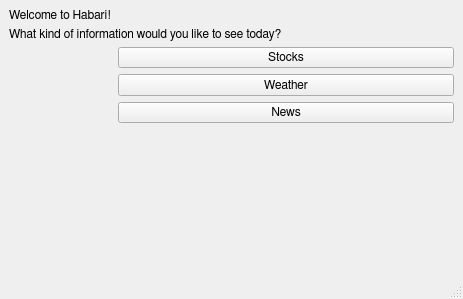
Old version of the form mainwindow.ui in the repository steven938/Raspi-Widget.
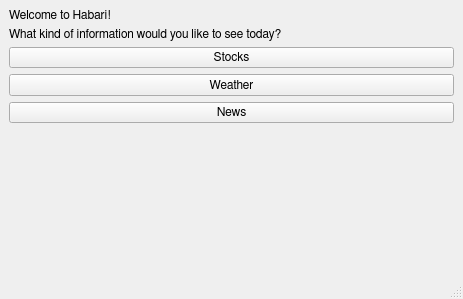
New version of the form.

```diff
--- a/mainwindow.ui
+++ b/mainwindow.ui
@@ -45,7 +45,25 @@
       </property>
      </widget>
     </item>
-    <item row="4" column="1">
+    <item row="2" column="0" colspan="2">
+     <widget class="QPushButton" name="stockButton">
+      <property name="minimumSize">
+       <size>
+        <width>91</width>
+        <height>0</height>
+       </size>
+      </property>
+      <property name="font">
+       <font>
+        <family>FreeSans</family>
+       </font>
+      </property>
+      <property name="text">
+       <string>Stocks</string>
+      </property>
+     </widget>
+    </item>
+    <item row="3" column="0" colspan="2">
      <widget class="QPushButton" name="weatherButton">
       <property name="minimumSize">
        <size>
@@ -63,7 +81,7 @@
       </property>
      </widget>
     </item>
-    <item row="5" column="1">
+    <item row="4" column="0" colspan="2">
      <widget class="QPushButton" name="newsButton">
       <property name="font">
        <font>
@@ -75,24 +93,6 @@
       </property>
      </widget>
     </item>
-    <item row="3" column="1">
-     <widget class="QPushButton" name="stockButton">
-      <property name="minimumSize">
-       <size>
-        <width>91</width>
-        <height>0</height>
-       </size>
-      </property>
-      <property name="font">
-       <font>
-        <family>FreeSans</family>
-       </font>
-      </property>
-      <property name="text">
-       <string>Stocks</string>
-      </property>
-     </widget>
-    </item>
    </layout>
   </widget>
   <widget class="QMenuBar" name="menubar">
```
Left out of the diff: 2 changed lines with no effect on the pictures.
